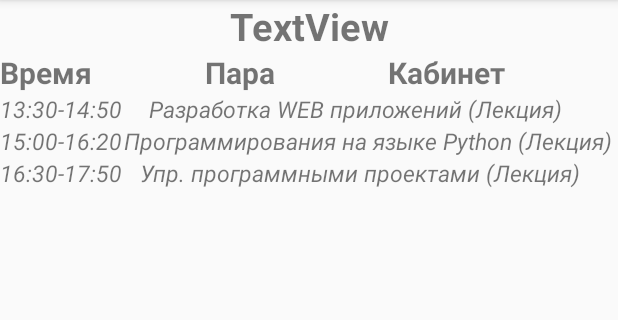
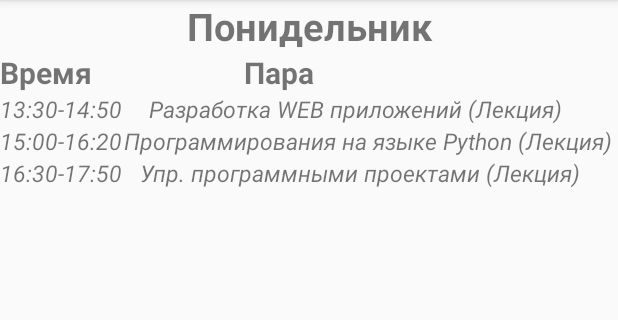
Before and after one commit to ilyos-developer/timeTable, an Android app: the screen it shows after launch (LessonsActivity), after a tap on "Понидельник", on a phone screen of 412 x 824 dp, the part 84-404 px from its top. Run offline under Robolectric (Android 15) with nearby library versions, the phone set to English and light mode, and no system bars; our stand-ins replace Firebase (no records; nobody signed in at launch, a user with empty details on screens opened directly).

Commit message:
fix LessonsActivity and logo apk

```diff
--- a/app/src/main/AndroidManifest.xml
+++ b/app/src/main/AndroidManifest.xml
@@ -4,7 +4,7 @@
 
     <application
         android:allowBackup="true"
-        android:icon="@mipmap/ic_launcher"
+        android:icon="@mipmap/logo"
         android:label="@string/app_name"
         android:roundIcon="@mipmap/ic_launcher_round"
         android:supportsRtl="true"
--- a/app/src/main/java/com/example/timetable/LessonsActivity.java
+++ b/app/src/main/java/com/example/timetable/LessonsActivity.java
@@ -13,8 +13,9 @@ public class LessonsActivity extends AppCompatActivity {
         super.onCreate(savedInstanceState);
         setContentView(R.layout.activity_lessons);
 
-        TextView time1, time2, time3, lesson1, lesson2, lesson3, room1, room2, room3;
+        TextView day, time1, time2, time3, lesson_migalka, lesson1, lesson2, lesson3, room, room1, room2, room3;
 
+        day = findViewById(R.id.dayTextView);
         time1 = findViewById(R.id.time1);
         time2 = findViewById(R.id.time2);
         time3 = findViewById(R.id.time3);
@@ -22,19 +23,27 @@ public class LessonsActivity extends AppCompatActivity {
         lesson1 =findViewById(R.id.lesson1);
         lesson2 =findViewById(R.id.lesson2);
         lesson3 =findViewById(R.id.lesson3);
+        lesson_migalka =findViewById(R.id.lesson3);
 
+        room = findViewById(R.id.room);
         room1 = findViewById(R.id.room1);
         room2 = findViewById(R.id.room2);
         room3 = findViewById(R.id.room3);
 
         Intent intent = getIntent();
         if (intent != null) {
+            day.setText(intent.getStringExtra("day"));
+
             time1.setText(intent.getStringExtra("time1"));
             time2.setText(intent.getStringExtra("time2"));
             time3.setText(intent.getStringExtra("time3"));
 
             lesson1.setText(intent.getStringExtra("lesson1"));
             lesson2.setText(intent.getStringExtra("lesson2"));
+            if (lesson_migalka != null) {
+                lesson_migalka.setText(intent.getStringExtra("lesson_migalka"));
+                room.setText(intent.getStringExtra("room"));
+            }
             lesson3.setText(intent.getStringExtra("lesson3"));
 
             room1.setText(intent.getStringExtra("room1"));
--- a/app/src/main/java/com/example/timetable/TimeTableAdapter.java
+++ b/app/src/main/java/com/example/timetable/TimeTableAdapter.java
@@ -59,9 +59,11 @@ public class TimeTableAdapter extends RecyclerView.Adapter<TimeTableAdapter.Time
             TimeTableItem timeTableItem = timeTableItems.get(position);
 
             Intent intent = new Intent(context, LessonsActivity.class);
+            intent.putExtra("day", timeTableItem.getDay());
             intent.putExtra("time1", timeTableItem.getTime1());
             intent.putExtra("time2", timeTableItem.getTime2());
             intent.putExtra("time3", timeTableItem.getTime3());
+            intent.putExtra("lesson_migalka", timeTableItem.getLesson_migalka());
             intent.putExtra("lesson1", timeTableItem.getLesson1());
             intent.putExtra("lesson2", timeTableItem.getLesson2());
             intent.putExtra("lesson3", timeTableItem.getLesson3());
```
Also changed, not shown: app/src/main/res/mipmap-mdpi/logo.jpg (added).
